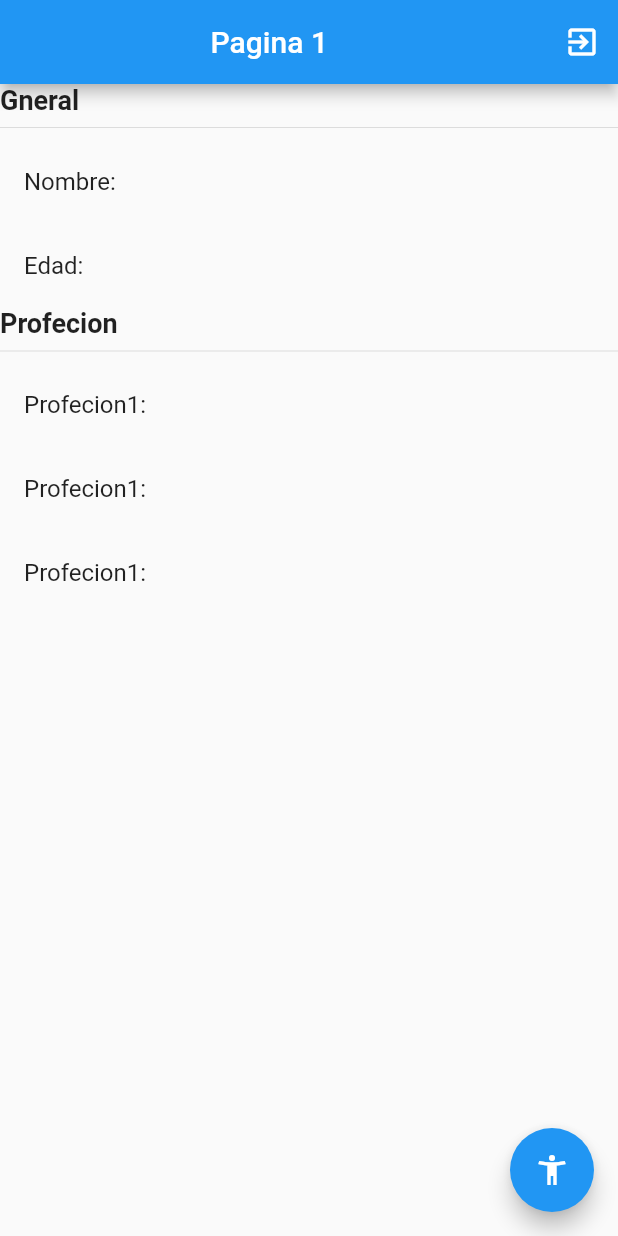
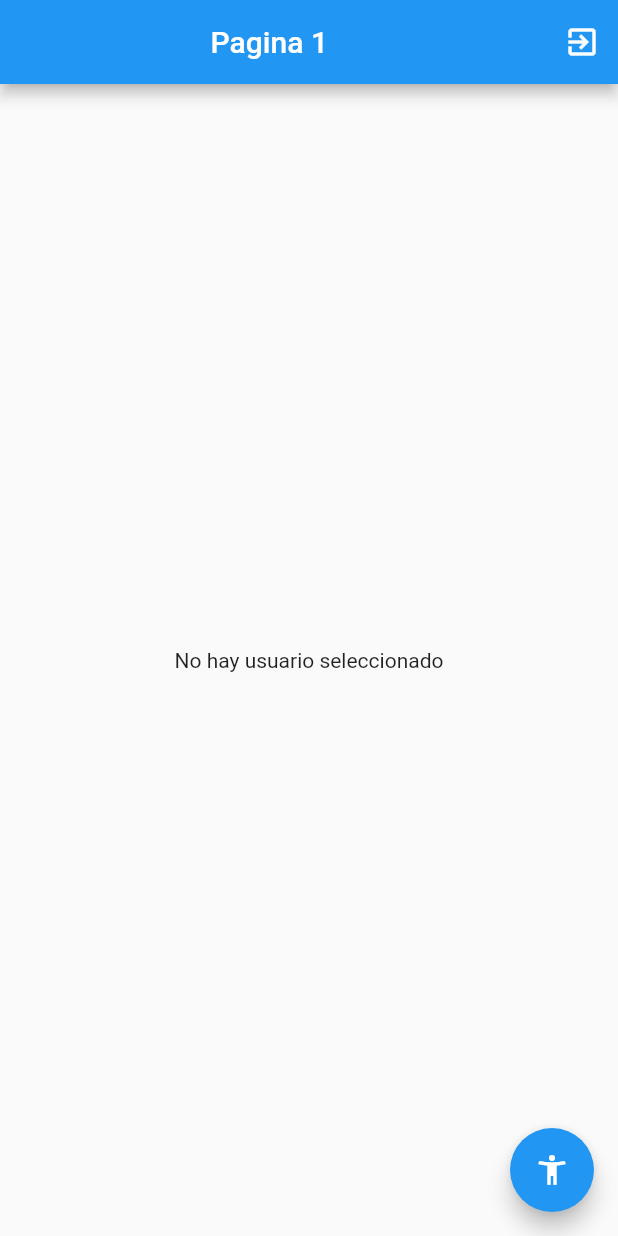
Before and after one commit to JAIME1523/estadosFlutter, a Flutter app: the screen it shows after launch, on a phone screen of 412 x 824 dp. Run offline on Flutter 3.47's test engine with Material 2 defaults, Android fonts, the phone set to English and light mode, and no system bars; our stand-ins replace get.

Commit message:
first commit

```diff
--- /dev/null
+++ b/lib/controllers/usuario_controller.dart
@@ -0,0 +1,28 @@
+import 'package:estados/models/usuario.dart';
+import 'package:get/get.dart';
+
+class UsuarioController extends GetxController {
+  var exiteUsuario = false.obs;
+  var usuario = Usuario(profeciones: []).obs;
+
+ int  get profecionesCount{
+    return usuario.value.profeciones.length;
+  }
+
+  void cargarUsuario(Usuario user) {
+    exiteUsuario.value = true;
+    usuario.value = user;
+  }
+
+  void cambiarEdad(int edad) {
+    usuario.update((val) {
+      val!.edad = edad;
+    });
+  }
+
+  void agregarProfecion(String profecion) {
+    usuario.update((val) {
+      val!.profeciones = [...val.profeciones, profecion];
+    });
+  }
+}
--- a/lib/main.dart
+++ b/lib/main.dart
@@ -1,6 +1,7 @@
 import 'package:estados/pages/pagina1_page.dart';
 import 'package:estados/pages/pagina2_page.dart';
 import 'package:flutter/material.dart';
+import 'package:get/route_manager.dart';
 
 void main() => runApp(const MyApp());
 
@@ -9,14 +10,18 @@ class MyApp extends StatelessWidget {
 
   @override
   Widget build(BuildContext context) {
-    return MaterialApp(
+    return GetMaterialApp(
       title: 'Material App',
       initialRoute: 'pagina1',
       debugShowCheckedModeBanner: false,
-      routes: {
-        'pagina1': (_) => const Pagina1Page(),
-        'pagina2': (_) => const Pagina2Page(),
-      },
+      // routes: {
+      //   'pagina1': (_) => const Pagina1Page(),
+      //   'pagina2': (_) => const Pagina2Page(),
+      // },
+      getPages: [
+        GetPage(name: '/pagina1', page: () => const Pagina1Page()),
+        GetPage(name: '/pagina2', page: () => const Pagina2Page()),
+      ],
     );
   }
 }
--- a/lib/models/usuario.dart
+++ b/lib/models/usuario.dart
@@ -1,7 +1,6 @@
 class Usuario {
-  late String nombre;
-  late int edad;
-  late List<String> profeciones;
-
-  Usuario({nombre, edad, profeciones});
+   String? nombre;
+   int? edad;
+   List<String> profeciones = [];
+  Usuario({this.nombre, this.edad, required this.profeciones});
 }
--- a/lib/pages/pagina1_page.dart
+++ b/lib/pages/pagina1_page.dart
@@ -1,10 +1,16 @@
+import 'package:estados/controllers/usuario_controller.dart';
+import 'package:estados/models/usuario.dart';
+import 'package:estados/pages/pagina2_page.dart';
 import 'package:flutter/material.dart';
+import 'package:get/get.dart';
 
 class Pagina1Page extends StatelessWidget {
   const Pagina1Page({Key? key}) : super(key: key);
 
   @override
   Widget build(BuildContext context) {
+    //importar el controllador
+    final usuarioCtrl = Get.put(UsuarioController());
     return Scaffold(
         appBar: AppBar(
           title: const Center(child: Text('Pagina 1 ')),
@@ -12,51 +18,66 @@ class Pagina1Page extends StatelessWidget {
             IconButton(onPressed: () {}, icon: const Icon(Icons.exit_to_app))
           ],
         ),
-        body: const _InformacionUsuario(),
+        body: Obx(() => usuarioCtrl.exiteUsuario.value
+            ? _InformacionUsuario(
+                user: usuarioCtrl.usuario.value,
+              )
+            : const NoInfo()),
         floatingActionButton: FloatingActionButton(
           child: const Icon(Icons.accessibility_new),
           onPressed: () {
-            Navigator.pushNamed(context, 'pagina2');
+            // Navigator.pushNamed(context, 'pagina2');
+            // Get.to(const Pagina2Page());
+            Get.to(() => const Pagina2Page());
+            // Get.toNamed('pagina2', arguments: {'nombre':'jaime', 'edad': 25});
           },
         ));
+  }
+}
+
+class NoInfo extends StatelessWidget {
+  const NoInfo({Key? key}) : super(key: key);
+
+  @override
+  Widget build(BuildContext context) {
+    return const Center(
+      child: Text('No hay usuario seleccionado'),
+    );
   }
 }
 
 class _InformacionUsuario extends StatelessWidget {
   const _InformacionUsuario({
     Key? key,
+    required this.user,
   }) : super(key: key);
-
+  final Usuario user;
   @override
   Widget build(BuildContext context) {
     return SizedBox(
         height: double.infinity,
         width: double.infinity,
+        child: SingleChildScrollView(
+          physics:const  BouncingScrollPhysics(parent: BouncingScrollPhysics()),
           child: Column(
             crossAxisAlignment: CrossAxisAlignment.start,
-          children: const [
-            Text('Gneral',
+            children: [
+              const Text('General',
                   style: TextStyle(fontSize: 18, fontWeight: FontWeight.bold)),
-            Divider(),
+              const Divider(),
               ListTile(
-              title: Text('Nombre: '),
+                title: Text('Nombre: ${user.nombre}'),
               ),
               ListTile(
-              title: Text('Edad: '),
+                title: Text('Edad: ${user.edad}'),
               ),
-            Text('Profecion',
+              const Text('Profecion',
                   style: TextStyle(fontSize: 18, fontWeight: FontWeight.bold)),
-            Divider(),
-            ListTile(
-              title: Text('Profecion1: '),
+              const Divider(),
+
+              ...user.profeciones.map((e) => ListTile(title: Text(e)))
+            ],
           ),
-            ListTile(
-              title: Text('Profecion1: '),
-            ),
-            ListTile(
-              title: Text('Profecion1: '),
-            ),
-          ],
         ));
   }
 }
--- a/pubspec.yaml
+++ b/pubspec.yaml
@@ -34,6 +34,7 @@ dependencies:
   # The following adds the Cupertino Icons font to your application.
   # Use with the CupertinoIcons class for iOS style icons.
   cupertino_icons: ^1.0.2
+  get: ^4.6.5
 
 dev_dependencies:
   flutter_test:
```
Also changed, not shown: lib/pages/pagina2_page.dart (+39 -3 lines), pubspec.lock. Lines whose indentation alone changed are shown as unchanged.
